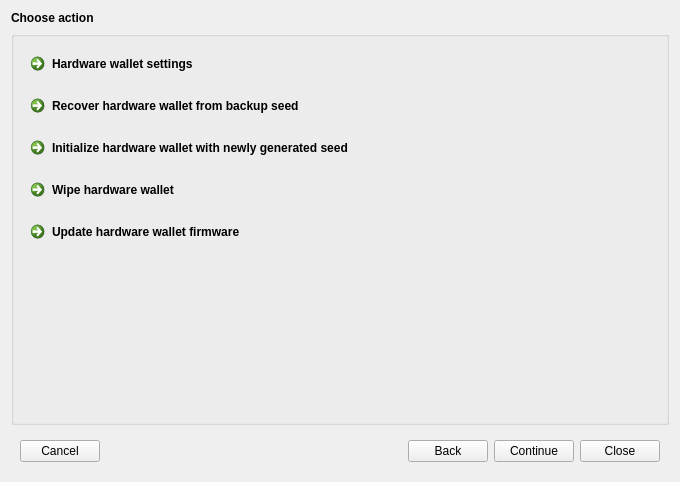
Above: src/ui/ui_wallet_tools_dlg.ui from Bertrand256/dash-masternode-tool before the change. Below: the same form after it.
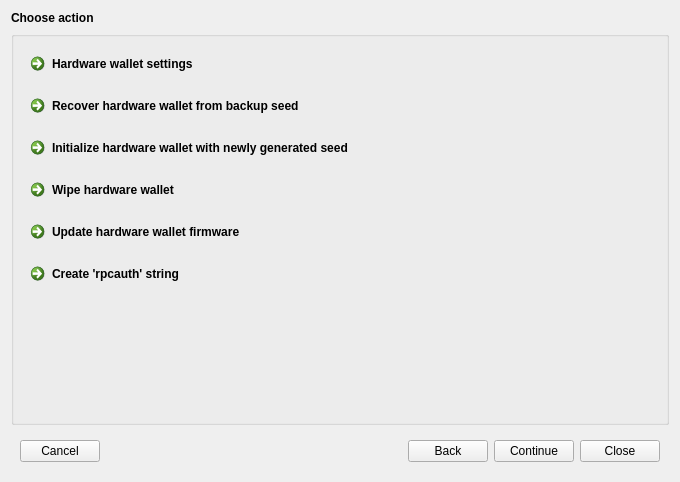
That is the form after the change.

Commit message: Toolbox: adding the 'create rpcauth string' feature.

```diff
--- a/src/ui/ui_wallet_tools_dlg.ui
+++ b/src/ui/ui_wallet_tools_dlg.ui
@@ -81,6 +81,13 @@
             </property>
            </widget>
           </item>
+          <item>
+           <widget class="QCommandLinkButton" name="actCreateRpcauth">
+            <property name="text">
+             <string>Create 'rpcauth' string</string>
+            </property>
+           </widget>
+          </item>
           <item>
            <spacer name="verticalSpacer">
             <property name="orientation">
```
The commit also changes 10 other files.
